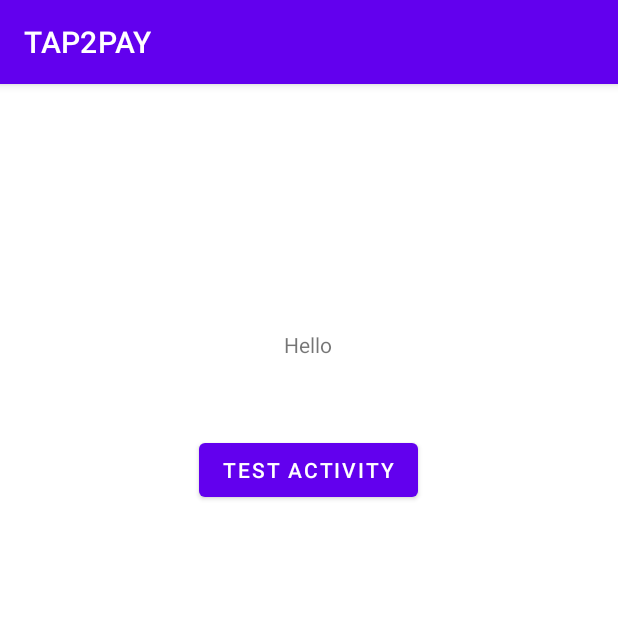
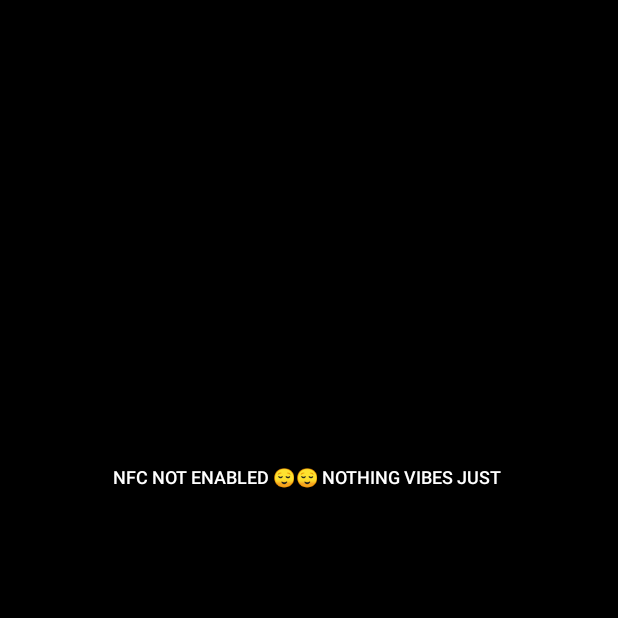
Before and after one commit to code-maestro/DSC-Tap2Pay, an Android app: the screen it shows after launch (MainActivity before the commit, TestActivity after it), after a tap on "TEST ACTIVITY", on a phone screen of 412 x 824 dp, the top half of it. Run offline under Robolectric (Android 15) with nearby library versions, the phone set to English and light mode, and no system bars.

Commit message:
Fixed the intent starting the TestActivity Removed the toolbar from the test activity_main.xml

```diff
--- a/app/src/main/AndroidManifest.xml
+++ b/app/src/main/AndroidManifest.xml
@@ -15,7 +15,10 @@
         android:roundIcon="@mipmap/ic_launcher_round"
         android:supportsRtl="true"
         android:theme="@style/Theme.TAP2PAY">
-        <activity android:name=".TestActivity"></activity>
+        <activity
+            android:name=".TestActivity"
+            android:theme="@style/Theme.MaterialComponents.NoActionBar"
+            />
         <activity android:name=".MainActivity">
             <intent-filter>
                 <action android:name="android.intent.action.MAIN" />
--- a/app/src/main/java/com/example/tap2pay/MainActivity.java
+++ b/app/src/main/java/com/example/tap2pay/MainActivity.java
@@ -8,20 +8,24 @@ import android.content.IntentFilter;
 import android.nfc.NfcAdapter;
 import android.os.Bundle;
 import android.view.View;
+import android.widget.Button;
 import android.widget.TextView;
 import android.widget.Toast;
 
 public class MainActivity extends AppCompatActivity {
+
+    Button mButton;
 
     @Override
     protected void onCreate(Bundle savedInstanceState) {
         super.onCreate(savedInstanceState);
         setContentView(R.layout.activity_main);
 
+        mButton = findViewById(R.id.button);
+
+        mButton.setOnClickListener(v -> {
+            startActivity(new Intent(this, TestActivity.class));
+        });
+
     }
-
-    public void handleClick(View view){
-        startActivity(new Intent(this, TestActivity.class));
-    }
-
 }
--- a/app/src/main/java/com/example/tap2pay/TestActivity.java
+++ b/app/src/main/java/com/example/tap2pay/TestActivity.java
@@ -2,74 +2,29 @@ package com.example.tap2pay;
 
 import androidx.appcompat.app.AppCompatActivity;
 
-import android.app.PendingIntent;
-import android.content.Intent;
-import android.content.IntentFilter;
 import android.nfc.NfcAdapter;
 import android.os.Bundle;
 import android.widget.TextView;
-import android.widget.Toast;
 
 public class TestActivity extends AppCompatActivity {
 
-    NfcAdapter nfcAdapter;
+    private TextView welcome;
+    private NfcAdapter mNfcAdapter;
 
     @Override
     protected void onCreate(Bundle savedInstanceState) {
         super.onCreate(savedInstanceState);
         setContentView(R.layout.activity_test);
 
+        welcome = findViewById(R.id.starter);
 
-        TextView mView = (TextView) this.findViewById(R.id.check);
+        mNfcAdapter = NfcAdapter.getDefaultAdapter(this);
 
-        nfcAdapter = NfcAdapter.getDefaultAdapter(this);
-
-        if (nfcAdapter!=null && nfcAdapter.isEnabled()){
-
-            mView.setText("NFC IS AVAILABLE AND ENABLED 🤣🤣🤣");
-
-            Toast.makeText(this, "NFC IS AVAILABLE AND ENABLED", Toast.LENGTH_SHORT)
-                    .show();
+        if (mNfcAdapter!= null && mNfcAdapter.isEnabled()){
+            welcome.setText("NFC 😎😎 IS ENABLED AND AVALIABLE");
         }else{
-            mView.setText("NO NFC, 🤣🤣🤣 NOTHING KUMANYOKO");
-
-            finish();
-
+            welcome.setText("NFC NOT ENABLED 😌😌 NOTHING VIBES JUST ");
         }
 
     }
-
-    @Override
-    protected void onNewIntent(Intent intent) {
-
-        Toast.makeText(this, "NFC INTENT RECEIVED", Toast.LENGTH_SHORT).show();
-
-        super.onNewIntent(intent);
-    }
-
-    @Override
-    protected void onResume() {
-
-        Intent intent = new Intent(this, MainActivity.class);
-
-        intent.addFlags(Intent.FLAG_RECEIVER_REPLACE_PENDING);
-
-        PendingIntent pendingIntent =
-                PendingIntent.getActivity(this, 0, intent, 0);
-
-        IntentFilter[] intentFilters = new IntentFilter[]{};
-
-        nfcAdapter.enableForegroundDispatch(this, pendingIntent, intentFilters,
-                null);
-
-        super.onResume();
-    }
-
-    @Override
-    protected void onPause() {
-
-        nfcAdapter.disableForegroundDispatch(this);
-
-        super.onPause();
-    }
 }
--- a/app/src/main/res/layout/activity_main.xml
+++ b/app/src/main/res/layout/activity_main.xml
@@ -24,7 +24,6 @@
         android:layout_height="wrap_content"
         android:layout_marginTop="50dp"
         android:text="TEST ACTIVITY"
-        android:onClick="handleClick"
         app:layout_constraintEnd_toEndOf="@+id/check"
         app:layout_constraintStart_toStartOf="@+id/check"
         app:layout_constraintTop_toBottomOf="@+id/check" />
--- a/app/src/main/res/layout/activity_test.xml
+++ b/app/src/main/res/layout/activity_test.xml
@@ -4,6 +4,19 @@
     xmlns:tools="http://schemas.android.com/tools"
     android:layout_width="match_parent"
     android:layout_height="match_parent"
+    android:background="@color/black"
     tools:context=".TestActivity">
 
+    <TextView
+        android:id="@+id/starter"
+        android:layout_width="wrap_content"
+        android:layout_height="wrap_content"
+        android:layout_marginTop="309dp"
+        android:text="TextView"
+        android:textAppearance="@style/TextAppearance.AppCompat.Body2"
+        android:textColor="@color/white"
+        android:textSize="12sp"
+        app:layout_constraintEnd_toEndOf="parent"
+        app:layout_constraintStart_toStartOf="parent"
+        app:layout_constraintTop_toTopOf="parent" />
 </androidx.constraintlayout.widget.ConstraintLayout>
```
Also changed, not shown: app/src/main/res/drawable/ic_galaxy.xml (added, +13 -0 lines), app/src/main/res/drawable/ic_group_14.xml (added, +12 -0 lines).
